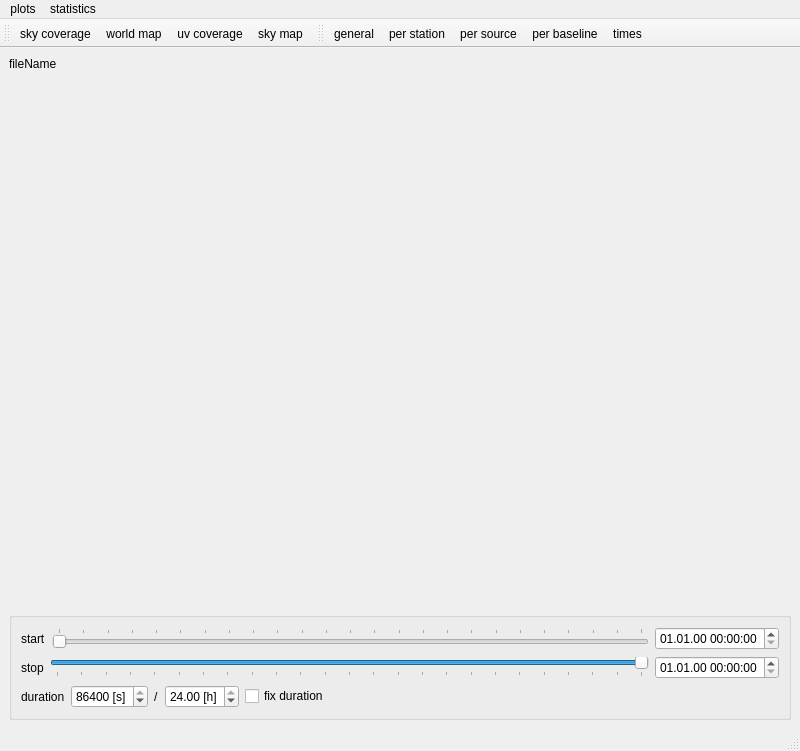
First picture: the form in vieschedpp_analyser.ui, repository TUW-VieVS/VieSchedpp, before the edit.
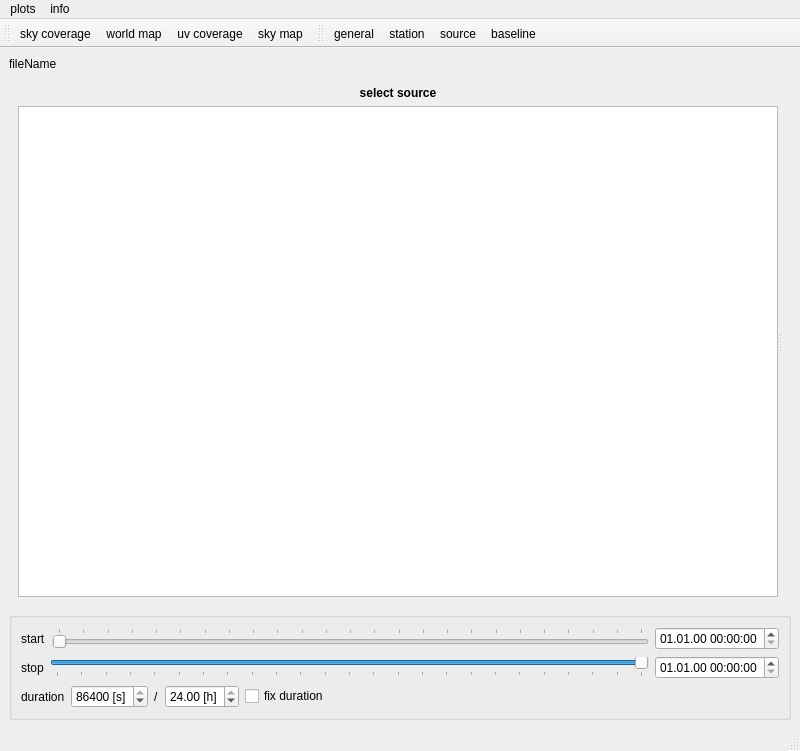
Second picture: the form after the edit. The open tabs and pages were chosen to show the change. Icons and pictures are not drawn.

Commit message: session analyser source statistics

```diff
--- a/vieschedpp_analyser.ui
+++ b/vieschedpp_analyser.ui
@@ -835,7 +835,45 @@
        </layout>
       </widget>
       <widget class="QWidget" name="statistics_source">
-       <layout class="QVBoxLayout" name="verticalLayout_6"/>
+       <layout class="QVBoxLayout" name="verticalLayout_9">
+        <item>
+         <widget class="QSplitter" name="splitter_statistics_source">
+          <property name="orientation">
+           <enum>Qt::Horizontal</enum>
+          </property>
+          <widget class="QWidget" name="verticalLayoutWidget">
+           <layout class="QVBoxLayout" name="verticalLayout_6">
+            <item>
+             <widget class="QLabel" name="label_14">
+              <property name="styleSheet">
+               <string notr="true">font: bold</string>
+              </property>
+              <property name="text">
+               <string>select source</string>
+              </property>
+              <property name="alignment">
+               <set>Qt::AlignCenter</set>
+              </property>
+             </widget>
+            </item>
+            <item>
+             <widget class="QTreeView" name="treeView_statistics_source">
+              <property name="editTriggers">
+               <set>QAbstractItemView::NoEditTriggers</set>
+              </property>
+              <property name="sortingEnabled">
+               <bool>true</bool>
+              </property>
+             </widget>
+            </item>
+           </layout>
+          </widget>
+          <widget class="QWidget" name="horizontalLayoutWidget">
+           <layout class="QHBoxLayout" name="horizontalLayout_statistics_source"/>
+          </widget>
+         </widget>
+        </item>
+       </layout>
       </widget>
       <widget class="QWidget" name="statistics_baseline">
        <layout class="QVBoxLayout" name="verticalLayout_7"/>
@@ -1054,7 +1092,7 @@
    </widget>
    <widget class="QMenu" name="menustatistics">
     <property name="title">
-     <string>statistics</string>
+     <string>info</string>
     </property>
     <addaction name="actiongeneral"/>
     <addaction name="actionper_station"/>
@@ -1095,7 +1133,6 @@
    <addaction name="actionper_station"/>
    <addaction name="actionper_source"/>
    <addaction name="actionper_baseline"/>
-   <addaction name="actiontimes"/>
   </widget>
   <action name="actionsky_coverage">
    <property name="icon">
@@ -1130,7 +1167,7 @@
      <normaloff>:/icons/icons/station.png</normaloff>:/icons/icons/station.png</iconset>
    </property>
    <property name="text">
-    <string>per station</string>
+    <string>station</string>
    </property>
   </action>
   <action name="actionper_source">
@@ -1139,7 +1176,7 @@
      <normaloff>:/icons/icons/source.png</normaloff>:/icons/icons/source.png</iconset>
    </property>
    <property name="text">
-    <string>per source</string>
+    <string>source</string>
    </property>
   </action>
   <action name="actionper_baseline">
@@ -1148,7 +1185,7 @@
      <normaloff>:/icons/icons/baseline.png</normaloff>:/icons/icons/baseline.png</iconset>
    </property>
    <property name="text">
-    <string>per baseline</string>
+    <string>baseline</string>
    </property>
   </action>
   <action name="actionworld_map">
```
Left out of the diff: 6 changed lines with no effect on the pictures. The commit also changes 5 other files.
